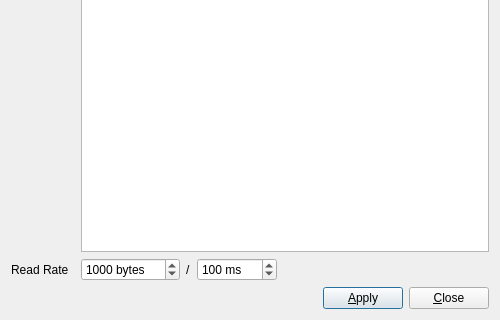
Above: UI/glitch-device-display-properties.ui from textbrowser/glitch before the change; both pictures show x 0 to 500 and y 180 to 500 of the 500 by 500 pixel window. Below: the same form after it.
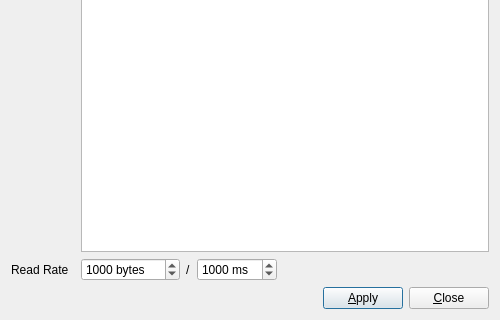
That is the form after the change. Icons and pictures are not drawn.

Patch:
```diff
--- a/UI/glitch-device-display-properties.ui
+++ b/UI/glitch-device-display-properties.ui
@@ -154,7 +154,7 @@
           <number>10000</number>
          </property>
          <property name="value">
-          <number>100</number>
+          <number>1000</number>
          </property>
         </widget>
        </item>
```
